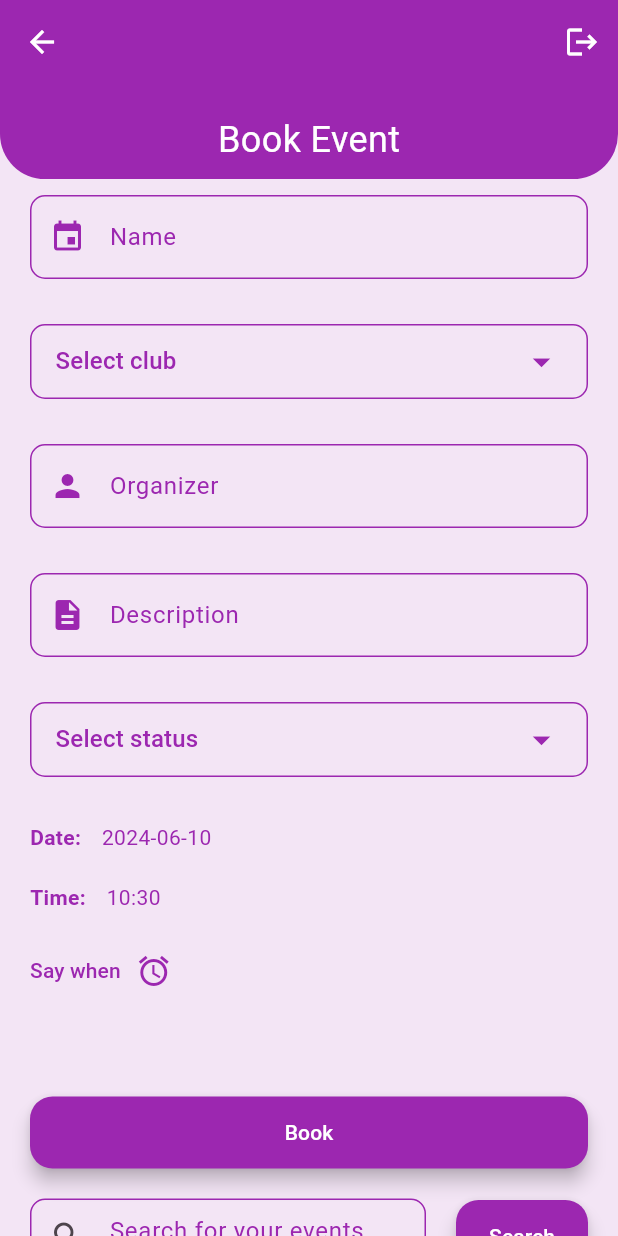
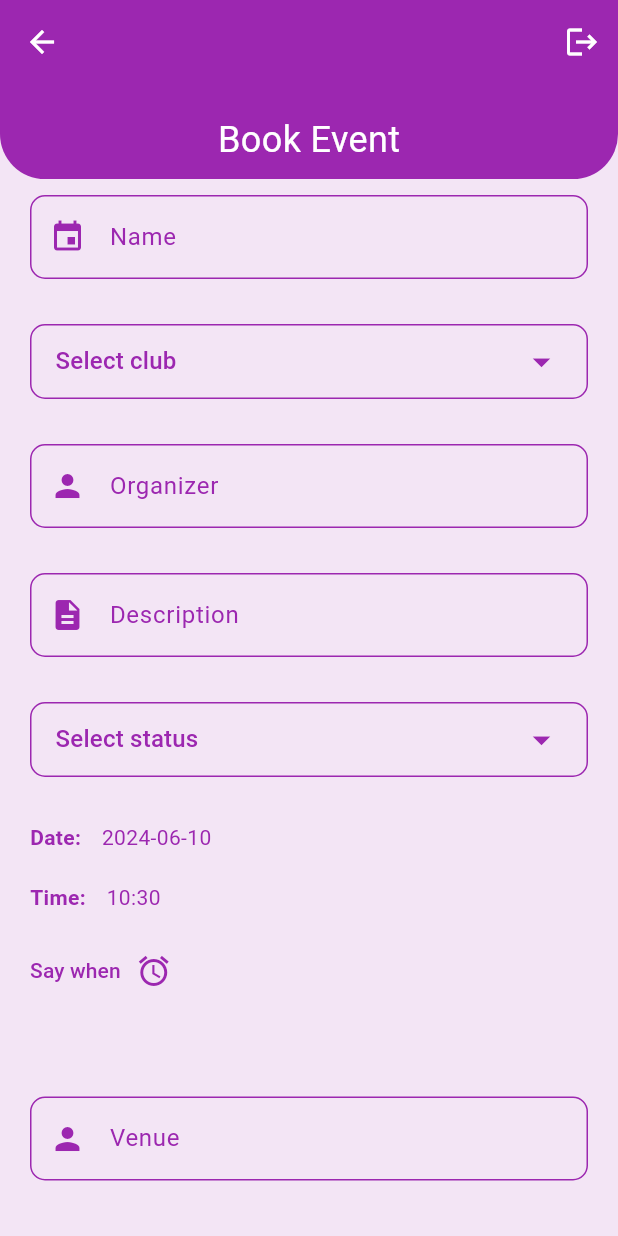
Before and after one commit to AYUSHMAAN1812/Club-Event-Management-App, a Flutter app: the AdminEventsPage screen opened by its route, on a phone screen of 412 x 824 dp. Run offline on Flutter 3.47's test engine with Material 3 defaults, Android fonts, the phone set to English and light mode, and no system bars; our stand-ins replace cloud_firestore, cloud_functions, firebase_auth, firebase_core, firebase_messaging, flutter_local_notifications and 1 more; accounts and stored records are empty.

Commit message:
Edit files

```diff
--- a/lib/event_model.dart
+++ b/lib/event_model.dart
@@ -4,6 +4,7 @@ class Event {
   String status;
   String description;
   String organizer;
+  String venue;
   DateTime time;
   String? id;
 
@@ -13,6 +14,7 @@ class Event {
     required this.status,
     required this.description,
     required this.organizer,
+    required this.venue,
     required this.time,
     this.id,
   });
@@ -24,6 +26,7 @@ class Event {
       'status': status,
       'description': description,
       'organizer': organizer,
+      'venue': venue,
       'time': time.toIso8601String(),
       'id': id,
     };
@@ -36,6 +39,7 @@ class Event {
       status: json['status'],
       description: json['description'],
       organizer: json['organizer'],
+      venue: json['venue'],
       time: DateTime.parse(json['time']),
       id: json['id'],
     );
--- a/lib/main.dart
+++ b/lib/main.dart
@@ -141,6 +141,7 @@ class _HomepageState extends State<Homepage> {
           club: json['club'],
           description: json['description'],
           organizer: json['organizer'],
+          venue: json['venue'],
           status: json['status'],
           id: json['id'],
         );
--- a/lib/views/admin_events_page.dart
+++ b/lib/views/admin_events_page.dart
@@ -34,6 +34,7 @@ class _AdminEventsPageState extends State<AdminEventsPage> {
   final _nameController = TextEditingController();
   final _descriptionController = TextEditingController();
   final _organizerController = TextEditingController();
+  final _venueController = TextEditingController();
   final _searchController = TextEditingController();
 
   @override
@@ -46,6 +47,7 @@ class _AdminEventsPageState extends State<AdminEventsPage> {
     _nameController.dispose();
     _descriptionController.dispose();
     _organizerController.dispose();
+    _venueController.dispose();
     _searchController.dispose();
     super.dispose();
   }
@@ -110,6 +112,25 @@ class _AdminEventsPageState extends State<AdminEventsPage> {
           prefixIcon: Icon(Icons.person, color: Colors.purple,),
           contentPadding: EdgeInsets.fromLTRB(20, 15, 20, 15),
           hintText: "Organizer",
+          hintStyle: TextStyle(color: Colors.purple),
+          border: InputBorder.none,
+        ),
+        style: const TextStyle(color: Colors.purple)
+      ),
+    );
+    final venueField = Container(
+      decoration: BoxDecoration(
+        border: Border.all(width: 1.0, color: Colors.purple),
+        borderRadius: BorderRadius.circular(10.0),
+      ),
+      child: TextFormField(
+        autofocus: false,
+        controller: _venueController,
+        textInputAction: TextInputAction.next,
+        decoration: const InputDecoration(
+          prefixIcon: Icon(Icons.person, color: Colors.purple,),
+          contentPadding: EdgeInsets.fromLTRB(20, 15, 20, 15),
+          hintText: "Venue",
           hintStyle: TextStyle(color: Colors.purple),
           border: InputBorder.none,
         ),
@@ -274,13 +295,14 @@ class _AdminEventsPageState extends State<AdminEventsPage> {
           if (_nameController.text.isNotEmpty &&
               _club != null &&
               _status != null &&
-              _organizerController.text.isNotEmpty) {
+              _organizerController.text.isNotEmpty && _venueController.text.isNotEmpty) {
             Event event = Event(
               name: _nameController.text,
               club: _club!,
               status: _status!,
               description: _descriptionController.text,
               organizer: _organizerController.text,
+              venue: _venueController.text,
               time: time,
             );
 
@@ -293,6 +315,7 @@ class _AdminEventsPageState extends State<AdminEventsPage> {
                 status: _status!,
                 description: _descriptionController.text,
                 organizer: _organizerController.text,
+                venue: _venueController.text,
                 time: time,
                 id: _editEventId,
               ));
@@ -305,15 +328,13 @@ class _AdminEventsPageState extends State<AdminEventsPage> {
               _nameController.clear();
               _descriptionController.clear();
               _organizerController.clear();
+              _venueController.clear();
               _club = null;
               _status = null;
               time = DateTime.now();
             });
           } else {
             log("Please enter all fields!");
-            // ScaffoldMessenger.of(context).showSnackBar(
-            //   const SnackBar(content: Text("Please enter all fields!")),
-            // );
             showErrorDialog(context, "Please enter all fields!");
           }
         },
@@ -350,6 +371,7 @@ class _AdminEventsPageState extends State<AdminEventsPage> {
         _status = event.status;
         _descriptionController.text = event.description;
         _organizerController.text = event.organizer;
+        _venueController.text = event.venue;
         time = event.time;
         _editForm = true;
         _editEventId = event.id!;
@@ -412,6 +434,8 @@ class _AdminEventsPageState extends State<AdminEventsPage> {
                   datePicker,
                   btnShowDate,
                   const SizedBox(height: 60.0),
+                  venueField,
+                  const SizedBox(height: 60.0),
                   btnSubmit,
                   const SizedBox(height: 20.0),
                   Row(
@@ -442,6 +466,7 @@ Future<void> bookSession({required Event event}) async {
     club: event.club,
     description: event.description,
     organizer: event.organizer,
+    venue: event.venue,
     status: event.status,
     id: docRef.id,
   );
--- a/lib/views/event_details.dart
+++ b/lib/views/event_details.dart
@@ -25,6 +25,7 @@ class _EventDetailsState extends State<EventDetails> {
       club: widget.event.club,
       description: widget.event.description,
       organizer: widget.event.organizer,
+      venue: widget.event.venue,
       status: widget.event.status,
       id: widget.event.id,
     );
```
